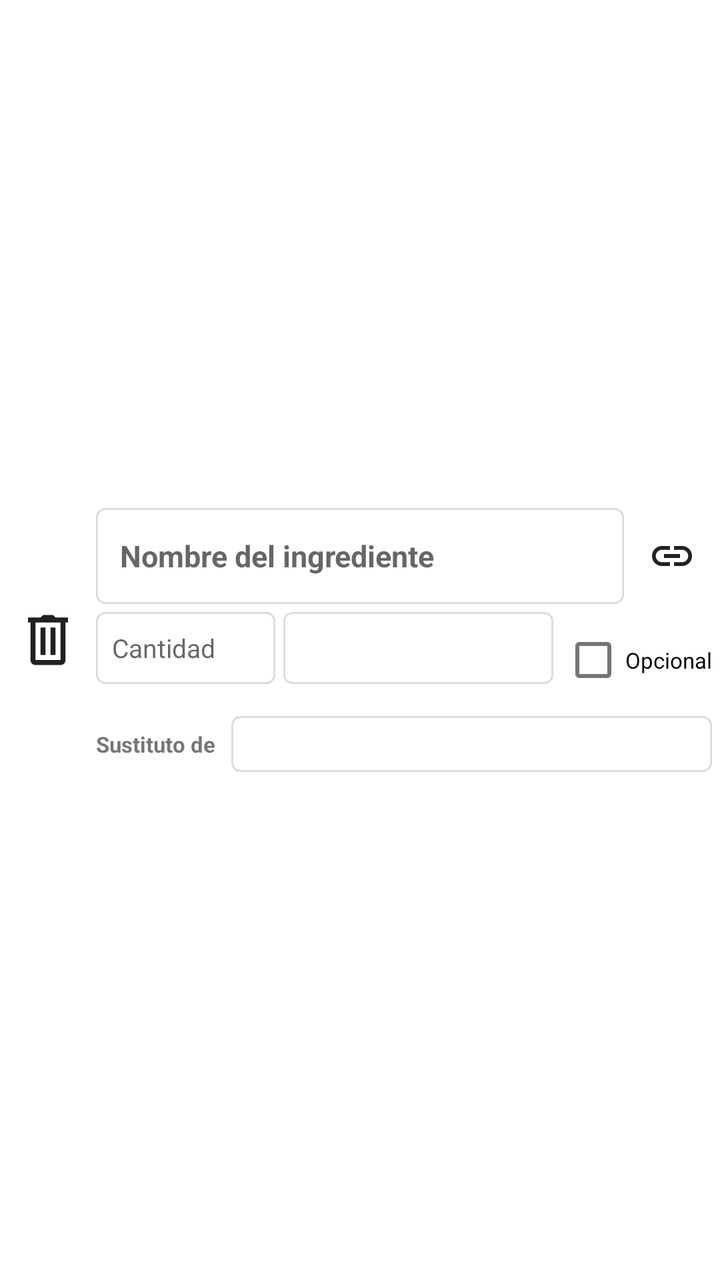
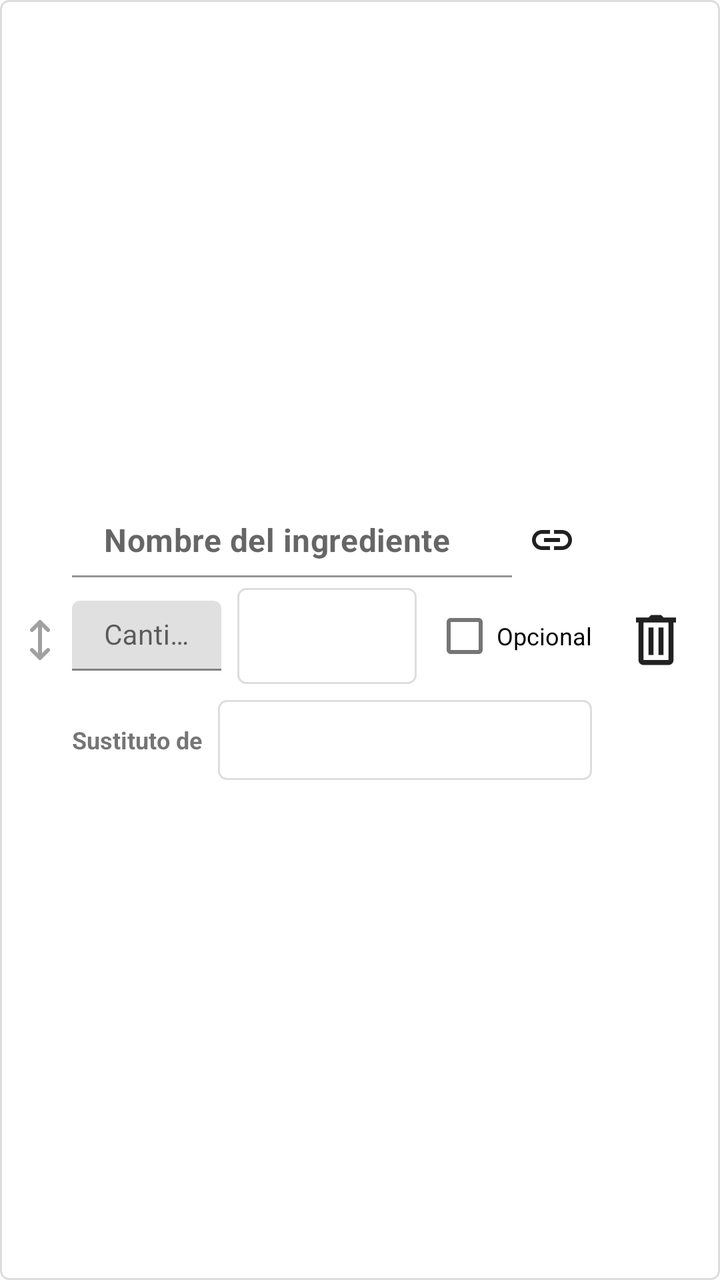

An Android layout rendered at two revisions. The XML below is the earlier revision; the diff shows what the commit changed to produce the second picture.
<!-- AndroidManifest.xml: application theme Theme.RecetApp -->
<!-- res/layout/item_ingrediente_inner.xml -->
<LinearLayout xmlns:android="http://schemas.android.com/apk/res/android"
    xmlns:tools="http://schemas.android.com/tools"
    xmlns:app="http://schemas.android.com/apk/res-auto"
    android:layout_width="match_parent"
    android:layout_height="wrap_content"
    android:gravity="center_vertical"
    android:orientation="horizontal"
    android:baselineAligned="false"
    android:padding="4dp">

    <ImageButton
        android:id="@+id/btnEliminarIngrediente"
        android:layout_width="40dp"
        android:layout_height="40dp"
        android:background="?attr/selectableItemBackgroundBorderless"
        android:contentDescription="@string/x"
        android:src="@drawable/ic_baseline_delete_24"
        app:tint="@color/colorIcono" />

    <LinearLayout
        android:layout_width="0dp"
        android:layout_height="wrap_content"
        android:layout_weight="1"
        android:orientation="vertical"
        android:paddingStart="4dp"
        tools:ignore="RtlSymmetry">

        <LinearLayout
            android:layout_width="match_parent"
            android:layout_height="wrap_content"
            android:gravity="center_vertical"
            android:orientation="horizontal">

            <EditText
                android:id="@+id/editTextNombreIngrediente"
                android:layout_width="0dp"
                android:layout_height="wrap_content"
                android:layout_weight="1"
                android:background="@drawable/field_background"
                android:hint="@string/nombre_del_ingrediente"
                android:inputType="text"
                android:minHeight="48dp"
                android:paddingHorizontal="12dp"
                android:textSize="15sp"
                android:textStyle="bold"
                tools:ignore="Autofill" />

            <ImageButton
                android:id="@+id/btnLinkReceta"
                android:layout_width="40dp"
                android:layout_height="40dp"
                android:layout_marginStart="4dp"
                android:background="?attr/selectableItemBackgroundBorderless"
                android:contentDescription="@string/vincular_receta"
                android:src="@drawable/ic_baseline_link_24"
                app:tint="@color/colorIcono" />
        </LinearLayout>

        <LinearLayout
            android:layout_width="match_parent"
            android:layout_height="wrap_content"
            android:layout_marginTop="4dp"
            android:orientation="horizontal"
            android:baselineAligned="false">

            <EditText
                android:id="@+id/editTextCantidad"
                android:layout_width="0dp"
                android:layout_height="wrap_content"
                android:layout_weight="1"
                android:background="@drawable/field_background"
                android:hint="@string/cantidad"
                android:inputType="text"
                android:minHeight="36dp"
                android:paddingHorizontal="8dp"
                android:textSize="13sp"
                tools:ignore="Autofill" />

            <Spinner
                android:id="@+id/spinner_quantity_unit"
                android:layout_width="0dp"
                android:layout_height="wrap_content"
                android:layout_marginStart="4dp"
                android:layout_weight="1.5"
                android:background="@drawable/field_background"
                android:minHeight="36dp" />

            <CheckBox
                android:id="@+id/checkboxOpcional"
                android:layout_width="wrap_content"
                android:layout_height="wrap_content"
                android:layout_marginStart="4dp"
                android:text="@string/opcional"
                android:textSize="11sp" />
        </LinearLayout>

        <LinearLayout
            android:layout_width="match_parent"
            android:layout_height="wrap_content"
            android:layout_marginTop="4dp"
            android:gravity="center_vertical"
            android:orientation="horizontal"
            android:baselineAligned="false">

            <TextView
                android:layout_width="wrap_content"
                android:layout_height="wrap_content"
                android:text="@string/sustituto_de"
                android:textSize="11sp"
                android:textStyle="bold" />

            <Spinner
                android:id="@+id/spinnerSustitutoDe"
                android:layout_width="0dp"
                android:layout_height="wrap_content"
                android:layout_marginStart="8dp"
                android:layout_weight="1"
                android:background="@drawable/field_background"
                android:minHeight="28dp" />

            <LinearLayout
                android:id="@+id/layoutPuntuacionIngredienteItem"
                android:layout_width="wrap_content"
                android:layout_height="wrap_content"
                android:layout_marginStart="8dp"
                android:gravity="center_vertical"
                android:orientation="horizontal"
                android:visibility="gone"
                tools:visibility="visible">

                <TextView
                    android:layout_width="wrap_content"
                    android:layout_height="wrap_content"
                    android:text="@string/score_label"
                    android:textSize="11sp"
                    android:textStyle="bold" />

                <EditText
                    android:id="@+id/editTextPuntuacionIngredienteItem"
                    android:layout_width="40dp"
                    android:layout_height="wrap_content"
                    android:layout_marginStart="4dp"
                    android:background="@drawable/field_background"
                    android:gravity="center"
                    android:inputType="number"
                    android:minHeight="28dp"
                    android:textSize="11sp"
                    tools:ignore="Autofill,LabelFor" />
            </LinearLayout>
        </LinearLayout>
    </LinearLayout>
</LinearLayout>
<!-- resources referenced by this layout -->
<resources>
  <color name="colorIcono">#212121</color>
  <!-- drawable field_background (drawable) -->
  <?xml version="1.0" encoding="utf-8"?>
  <shape xmlns:android="http://schemas.android.com/apk/res/android">
      <solid android:color="?attr/colorSurfaceVariant"/>
      <corners android:radius="4dp"/>
      <stroke android:width="1dp" android:color="@color/dividerColor"/>
  </shape>
  <!-- drawable ic_baseline_delete_24 (drawable) -->
  <vector xmlns:android="http://schemas.android.com/apk/res/android"
      android:width="30dp"
      android:height="30dp"
      android:viewportWidth="24.0"
      android:viewportHeight="24.0">
  
      <path
          android:fillColor="@color/colorIcono"
          android:pathData="M 10 2 L 9 3 L 4 3 L 4 5 L 5 5 L 5 20 C 5 20.522222 5.1913289 21.05461 5.5683594 21.431641 C 5.9453899 21.808671 6.4777778 22 7 22 L 17 22 C 17.522222 22 18.05461 21.808671 18.431641 21.431641 C 18.808671 21.05461 19 20.522222 19 20 L 19 5 L 20 5 L 20 3 L 15 3 L 14 2 L 10 2 z M 7 5 L 17 5 L 17 20 L 7 20 L 7 5 z M 9 7 L 9 18 L 11 18 L 11 7 L 9 7 z M 13 7 L 13 18 L 15 18 L 15 7 L 13 7 z" />
  
  </vector>
  <!-- drawable ic_baseline_link_24 (drawable) -->
  <vector xmlns:android="http://schemas.android.com/apk/res/android"
      android:width="24dp"
      android:height="24dp"
      android:viewportWidth="24"
      android:viewportHeight="24"
      android:tint="?attr/colorControlNormal">
    <path
        android:fillColor="@android:color/white"
        android:pathData="M3.9,12c0,-1.71 1.39,-3.1 3.1,-3.1h4L11,7L7,7c-2.76,0 -5,2.24 -5,5s2.24,5 5,5h4v-1.9L7,15.1c-1.71,0 -3.1,-1.39 -3.1,-3.1zM8,13h8v-2L8,11v2zM17,7h-4v1.9h4c1.71,0 3.1,1.39 3.1,3.1s-1.39,3.1 -3.1,3.1h-4L13,17h4c2.76,0 5,-2.24 5,-5s-2.24,-5 -5,-5z"/>
  </vector>
  <string name="cantidad">Cantidad</string>
  <string name="nombre_del_ingrediente">Nombre del ingrediente</string>
  <string name="opcional">Opcional</string>
  <string name="score_label">Puntuación</string>
  <string name="sustituto_de">Sustituto de</string>
  <string name="vincular_receta">Vincular receta</string>
  <string name="x" translatable="false">X</string>
  <style name="Theme.RecetApp" parent="Theme.MaterialComponents.DayNight.DarkActionBar">
          
          <item name="colorPrimary">#FF5722</item>
          <item name="colorPrimaryVariant">#E64A19</item>
          <item name="colorOnPrimary">#FFFFFF</item>
          
          <item name="colorSecondary">#4CAF50</item>
          <item name="colorSecondaryVariant">#388E3C</item>
          <item name="colorOnSecondary">#000000</item>
          
          <item name="android:statusBarColor">?attr/colorPrimaryVariant</item>
          
      </style>
  <color name="dividerColor">#DDDDDD</color>
</resources>

<!-- the commit's change to res/layout/item_ingrediente_inner.xml (unified diff, before → after) -->
@@ -1,99 +1,68 @@
 <LinearLayout xmlns:android="http://schemas.android.com/apk/res/android"
+    xmlns:app="http://schemas.android.com/apk/res-auto"
     xmlns:tools="http://schemas.android.com/tools"
-    xmlns:app="http://schemas.android.com/apk/res-auto"
     android:layout_width="match_parent"
     android:layout_height="wrap_content"
+    android:layout_marginVertical="4dp"
+    android:background="@drawable/field_background"
+    android:elevation="1dp"
     android:gravity="center_vertical"
     android:orientation="horizontal"
-    android:baselineAligned="false"
-    android:padding="4dp">
+    android:padding="8dp">
 
-    <ImageButton
-        android:id="@+id/btnEliminarIngrediente"
-        android:layout_width="40dp"
-        android:layout_height="40dp"
-        android:background="?attr/selectableItemBackgroundBorderless"
-        android:contentDescription="@string/x"
-        android:src="@drawable/ic_baseline_delete_24"
-        app:tint="@color/colorIcono" />
+    
+    <ImageView
+        android:id="@+id/imgDragHandle"
+        android:layout_width="24dp"
+        android:layout_height="24dp"
+        android:layout_marginEnd="4dp"
+        android:contentDescription="@string/reordenar"
+        android:src="@drawable/ic_baseline_drag_indicator_24"
+        app:tint="@color/colorGrisTextoFondo" />
 
     <LinearLayout
         android:layout_width="0dp"
         android:layout_height="wrap_content"
         android:layout_weight="1"
-        android:orientation="vertical"
-        android:paddingStart="4dp"
-        tools:ignore="RtlSymmetry">
+        android:orientation="vertical">
 
+        
         <LinearLayout
             android:layout_width="match_parent"
             android:layout_height="wrap_content"
             android:gravity="center_vertical"
             android:orientation="horizontal">
 
-            <EditText
-                android:id="@+id/editTextNombreIngrediente"
+            <com.google.android.material.textfield.TextInputLayout
                 android:layout_width="0dp"
                 android:layout_height="wrap_content"
                 android:layout_weight="1"
-                android:background="@drawable/field_background"
-                android:hint="@string/nombre_del_ingrediente"
-                android:inputType="text"
-                android:minHeight="48dp"
-                android:paddingHorizontal="12dp"
-                android:textSize="15sp"
-                android:textStyle="bold"
-                tools:ignore="Autofill" />
+                app:hintEnabled="false">
+
+                <com.google.android.material.textfield.TextInputEditText
+                    android:id="@+id/editTextNombreIngrediente"
+                    android:layout_width="match_parent"
+                    android:layout_height="wrap_content"
+                    android:background="@android:color/transparent"
+                    android:hint="@string/nombre_del_ingrediente"
+                    android:inputType="text"
+                    android:paddingVertical="8dp"
+                    android:textSize="16sp"
+                    android:textStyle="bold"
+                    tools:ignore="Autofill" />
+            </com.google.android.material.textfield.TextInputLayout>
 
             <ImageButton
                 android:id="@+id/btnLinkReceta"
                 android:layout_width="40dp"
                 android:layout_height="40dp"
-                android:layout_marginStart="4dp"
                 android:background="?attr/selectableItemBackgroundBorderless"
                 android:contentDescription="@string/vincular_receta"
                 android:src="@drawable/ic_baseline_link_24"
                 app:tint="@color/colorIcono" />
         </LinearLayout>
 
-        <LinearLayout
-            android:layout_width="match_parent"
-            android:layout_height="wrap_content"
-            android:layout_marginTop="4dp"
-            android:orientation="horizontal"
-            android:baselineAligned="false">
-
-            <EditText
-                android:id="@+id/editTextCantidad"
-                android:layout_width="0dp"
-                android:layout_height="wrap_content"
-                android:layout_weight="1"
-                android:background="@drawable/field_background"
-                android:hint="@string/cantidad"
-                android:inputType="text"
-                android:minHeight="36dp"
-                android:paddingHorizontal="8dp"
-                android:textSize="13sp"
-                tools:ignore="Autofill" />
-
-            <Spinner
-                android:id="@+id/spinner_quantity_unit"
-                android:layout_width="0dp"
-                android:layout_height="wrap_content"
-                android:layout_marginStart="4dp"
-                android:layout_weight="1.5"
-                android:background="@drawable/field_background"
-                android:minHeight="36dp" />
-
-            <CheckBox
-                android:id="@+id/checkboxOpcional"
-                android:layout_width="wrap_content"
-                android:layout_height="wrap_content"
-                android:layout_marginStart="4dp"
-                android:text="@string/opcional"
-                android:textSize="11sp" />
-        </LinearLayout>
-
+        
         <LinearLayout
             android:layout_width="match_parent"
             android:layout_height="wrap_content"
@@ -102,21 +71,62 @@
             android:orientation="horizontal"
             android:baselineAligned="false">
 
+            <com.google.android.material.textfield.TextInputLayout
+                android:layout_width="0dp"
+                android:layout_height="wrap_content"
+                android:layout_weight="1"
+                android:hint="@string/cantidad">
+
+                <com.google.android.material.textfield.TextInputEditText
+                    android:id="@+id/editTextCantidad"
+                    android:layout_width="match_parent"
+                    android:layout_height="wrap_content"
+                    android:inputType="text"
+                    android:paddingVertical="8dp"
+                    android:textSize="14sp"
+                    tools:ignore="Autofill" />
+            </com.google.android.material.textfield.TextInputLayout>
+
+            <Spinner
+                android:id="@+id/spinner_quantity_unit"
+                android:layout_width="0dp"
+                android:layout_height="48dp"
+                android:layout_marginStart="8dp"
+                android:layout_weight="1.2"
+                android:background="@drawable/field_background" />
+
+            <CheckBox
+                android:id="@+id/checkboxOpcional"
+                android:layout_width="wrap_content"
+                android:layout_height="wrap_content"
+                android:layout_marginStart="8dp"
+                android:text="@string/opcional"
+                android:textSize="12sp" />
+        </LinearLayout>
+
+        
+        <LinearLayout
+            android:layout_width="match_parent"
+            android:layout_height="wrap_content"
+            android:layout_marginTop="8dp"
+            android:gravity="center_vertical"
+            android:orientation="horizontal"
+            android:baselineAligned="false">
+
             <TextView
                 android:layout_width="wrap_content"
                 android:layout_height="wrap_content"
                 android:text="@string/sustituto_de"
-                android:textSize="11sp"
+                android:textSize="12sp"
                 android:textStyle="bold" />
 
             <Spinner
                 android:id="@+id/spinnerSustitutoDe"
                 android:layout_width="0dp"
-                android:layout_height="wrap_content"
+                android:layout_height="40dp"
                 android:layout_marginStart="8dp"
                 android:layout_weight="1"
-                android:background="@drawable/field_background"
-                android:minHeight="28dp" />
+                android:background="@drawable/field_background" />
 
             <LinearLayout
                 android:id="@+id/layoutPuntuacionIngredienteItem"
@@ -128,25 +138,32 @@
                 android:visibility="gone"
                 tools:visibility="visible">
 
-                <TextView
-                    android:layout_width="wrap_content"
+                <com.google.android.material.textfield.TextInputLayout
+                    android:layout_width="60dp"
                     android:layout_height="wrap_content"
-                    android:text="@string/score_label"
-                    android:textSize="11sp"
-                    android:textStyle="bold" />
+                    android:hint="@string/score_label">
 
-                <EditText
-                    android:id="@+id/editTextPuntuacionIngredienteItem"
-                    android:layout_width="40dp"
-                    android:layout_height="wrap_content"
-                    android:layout_marginStart="4dp"
-                    android:background="@drawable/field_background"
-                    android:gravity="center"
-                    android:inputType="number"
-                    android:minHeight="28dp"
-                    android:textSize="11sp"
-                    tools:ignore="Autofill,LabelFor" />
+                    <com.google.android.material.textfield.TextInputEditText
+                        android:id="@+id/editTextPuntuacionIngredienteItem"
+                        android:layout_width="match_parent"
+                        android:layout_height="wrap_content"
+                        android:gravity="center"
+                        android:inputType="number"
+                        android:paddingVertical="8dp"
+                        android:textSize="12sp"
+                        tools:ignore="Autofill" />
+                </com.google.android.material.textfield.TextInputLayout>
             </LinearLayout>
         </LinearLayout>
     </LinearLayout>
+
+    <ImageButton
+        android:id="@+id/btnEliminarIngrediente"
+        android:layout_width="48dp"
+        android:layout_height="48dp"
+        android:layout_marginStart="8dp"
+        android:background="?attr/selectableItemBackgroundBorderless"
+        android:contentDescription="@string/eliminar"
+        android:src="@drawable/ic_baseline_delete_24"
+        app:tint="@color/colorIcono" />
 </LinearLayout>
<!-- resource entries referenced after the edit -->
@@ -1,5 +1,6 @@
 <!-- resources referenced by this layout -->
 <resources>
+  <color name="colorGrisTextoFondo">#A0A0A0</color>
   <color name="colorIcono">#212121</color>
   <!-- drawable field_background (drawable) -->
   <?xml version="1.0" encoding="utf-8"?>
@@ -20,6 +21,14 @@
           android:pathData="M 10 2 L 9 3 L 4 3 L 4 5 L 5 5 L 5 20 C 5 20.522222 5.1913289 21.05461 5.5683594 21.431641 C 5.9453899 21.808671 6.4777778 22 7 22 L 17 22 C 17.522222 22 18.05461 21.808671 18.431641 21.431641 C 18.808671 21.05461 19 20.522222 19 20 L 19 5 L 20 5 L 20 3 L 15 3 L 14 2 L 10 2 z M 7 5 L 17 5 L 17 20 L 7 20 L 7 5 z M 9 7 L 9 18 L 11 18 L 11 7 L 9 7 z M 13 7 L 13 18 L 15 18 L 15 7 L 13 7 z" />
   
   </vector>
+  <!-- drawable ic_baseline_drag_indicator_24 (drawable) -->
+  <vector android:height="24dp" android:viewportHeight="24"
+      android:viewportWidth="24" android:width="24dp" xmlns:android="http://schemas.android.com/apk/res/android">
+      <path android:fillColor="#00000000"
+          android:pathData="M12,3V21M12,3L16,7M12,3L8,7M12,21L8,17M12,21L16,17"
+          android:strokeColor="#FFFFFF" android:strokeLineCap="round"
+          android:strokeLineJoin="round" android:strokeWidth="2"/>
+  </vector>
   <!-- drawable ic_baseline_link_24 (drawable) -->
   <vector xmlns:android="http://schemas.android.com/apk/res/android"
       android:width="24dp"
@@ -32,12 +41,13 @@
         android:pathData="M3.9,12c0,-1.71 1.39,-3.1 3.1,-3.1h4L11,7L7,7c-2.76,0 -5,2.24 -5,5s2.24,5 5,5h4v-1.9L7,15.1c-1.71,0 -3.1,-1.39 -3.1,-3.1zM8,13h8v-2L8,11v2zM17,7h-4v1.9h4c1.71,0 3.1,1.39 3.1,3.1s-1.39,3.1 -3.1,3.1h-4L13,17h4c2.76,0 5,-2.24 5,-5s-2.24,-5 -5,-5z"/>
   </vector>
   <string name="cantidad">Cantidad</string>
+  <string name="eliminar">Eliminar</string>
   <string name="nombre_del_ingrediente">Nombre del ingrediente</string>
   <string name="opcional">Opcional</string>
+  <string name="reordenar">Reordenar</string>
   <string name="score_label">Puntuación</string>
   <string name="sustituto_de">Sustituto de</string>
   <string name="vincular_receta">Vincular receta</string>
-  <string name="x" translatable="false">X</string>
   <style name="Theme.RecetApp" parent="Theme.MaterialComponents.DayNight.DarkActionBar">
           
           <item name="colorPrimary">#FF5722</item>
